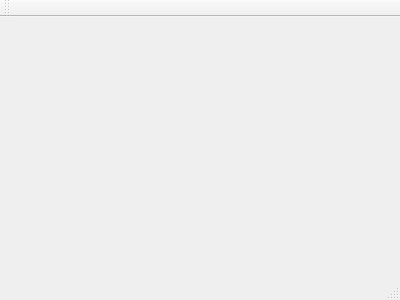
Above: 03-AFD/mainwindow.ui from FeBarbosa/Compiladores before the change. Below: the same form after it.
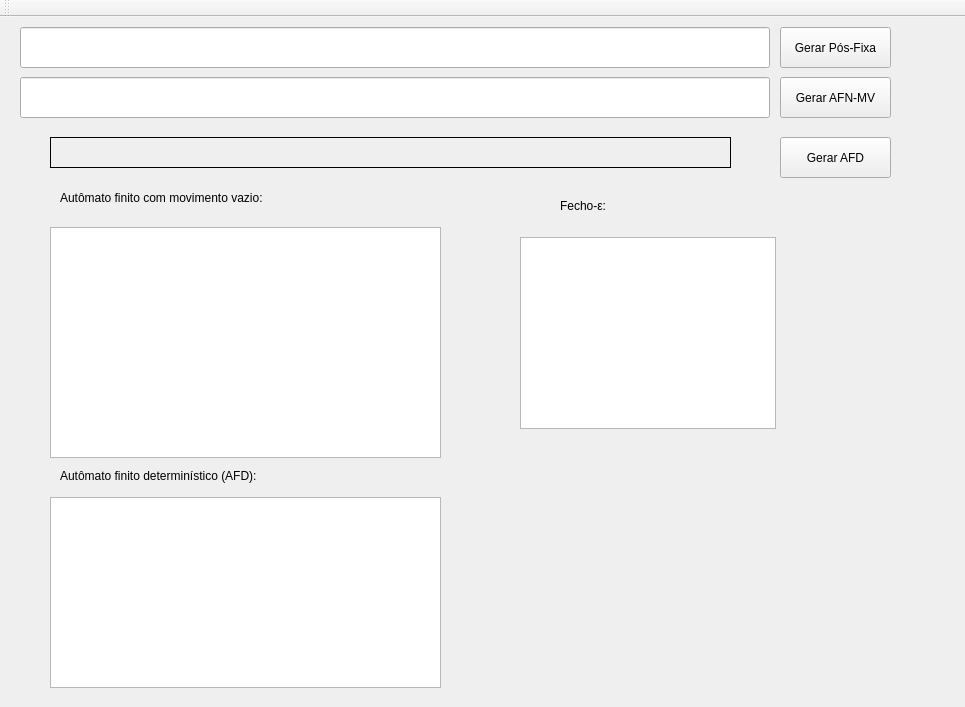
That is the form after the change.

The edit to the form file:
```diff
--- a/03-AFD/mainwindow.ui
+++ b/03-AFD/mainwindow.ui
@@ -1,24 +1,186 @@
 <ui version="4.0">
  <class>MainWindow</class>
- <widget class="QMainWindow" name="MainWindow" >
-  <property name="geometry" >
+ <widget class="QMainWindow" name="MainWindow">
+  <property name="geometry">
    <rect>
     <x>0</x>
     <y>0</y>
-    <width>400</width>
-    <height>300</height>
+    <width>965</width>
+    <height>707</height>
    </rect>
   </property>
   <property name="windowTitle" >
    <string>MainWindow</string>
   </property>
-  <widget class="QMenuBar" name="menuBar" />
-  <widget class="QToolBar" name="mainToolBar" />
-  <widget class="QWidget" name="centralWidget" />
-  <widget class="QStatusBar" name="statusBar" />
+  <widget class="QWidget" name="centralWidget">
+   <widget class="QLineEdit" name="entrada">
+    <property name="geometry">
+     <rect>
+      <x>20</x>
+      <y>10</y>
+      <width>750</width>
+      <height>41</height>
+     </rect>
+    </property>
+   </widget>
+   <widget class="QLineEdit" name="saida">
+    <property name="geometry">
+     <rect>
+      <x>20</x>
+      <y>60</y>
+      <width>750</width>
+      <height>41</height>
+     </rect>
+    </property>
+   </widget>
+   <widget class="QLabel" name="mensagem">
+    <property name="geometry">
+     <rect>
+      <x>50</x>
+      <y>120</y>
+      <width>681</width>
+      <height>31</height>
+     </rect>
+    </property>
+    <property name="frameShape">
+     <enum>QFrame::Box</enum>
+    </property>
+    <property name="text">
+     <string/>
+    </property>
+   </widget>
+   <widget class="QTableWidget" name="tableWidget">
+    <property name="geometry">
+     <rect>
+      <x>50</x>
+      <y>210</y>
+      <width>391</width>
+      <height>231</height>
+     </rect>
+    </property>
+   </widget>
+   <widget class="QPushButton" name="gerarPosFixa">
+    <property name="geometry">
+     <rect>
+      <x>780</x>
+      <y>10</y>
+      <width>111</width>
+      <height>41</height>
+     </rect>
+    </property>
+    <property name="text">
+     <string>Gerar Pós-Fixa</string>
+    </property>
+   </widget>
+   <widget class="QPushButton" name="gerarAFN">
+    <property name="geometry">
+     <rect>
+      <x>780</x>
+      <y>60</y>
+      <width>111</width>
+      <height>41</height>
+     </rect>
+    </property>
+    <property name="text">
+     <string>Gerar AFN-MV</string>
+    </property>
+   </widget>
+   <widget class="QPushButton" name="gerarAFD">
+    <property name="geometry">
+     <rect>
+      <x>780</x>
+      <y>120</y>
+      <width>111</width>
+      <height>41</height>
+     </rect>
+    </property>
+    <property name="text">
+     <string>Gerar AFD</string>
+    </property>
+   </widget>
+   <widget class="QTableWidget" name="tableWidget_2">
+    <property name="geometry">
+     <rect>
+      <x>50</x>
+      <y>480</y>
+      <width>391</width>
+      <height>191</height>
+     </rect>
+    </property>
+   </widget>
+   <widget class="QLabel" name="label">
+    <property name="enabled">
+     <bool>true</bool>
+    </property>
+    <property name="geometry">
+     <rect>
+      <x>60</x>
+      <y>170</y>
+      <width>311</width>
+      <height>21</height>
+     </rect>
+    </property>
+    <property name="text">
+     <string>Autômato finito com movimento vazio:</string>
+    </property>
+   </widget>
+   <widget class="QLabel" name="label_2">
+    <property name="geometry">
+     <rect>
+      <x>60</x>
+      <y>450</y>
+      <width>291</width>
+      <height>17</height>
+     </rect>
+    </property>
+    <property name="text">
+     <string>Autômato finito determinístico (AFD):</string>
+    </property>
+   </widget>
+   <widget class="QLabel" name="label_3">
+    <property name="geometry">
+     <rect>
+      <x>560</x>
+      <y>180</y>
+      <width>67</width>
+      <height>17</height>
+     </rect>
+    </property>
+    <property name="text">
+     <string>Fecho-ε:</string>
+    </property>
+   </widget>
+   <widget class="QTableWidget" name="tableWidget_3">
+    <property name="geometry">
+     <rect>
+      <x>520</x>
+      <y>220</y>
+      <width>256</width>
+      <height>192</height>
+     </rect>
+    </property>
+   </widget>
+  </widget>
+  <widget class="QMenuBar" name="menuBar">
+   <property name="geometry">
+    <rect>
+     <x>0</x>
+     <y>0</y>
+     <width>965</width>
+     <height>22</height>
+    </rect>
+   </property>
+  </widget>
+  <widget class="QToolBar" name="mainToolBar">
+   <attribute name="toolBarArea">
+    <enum>TopToolBarArea</enum>
+   </attribute>
+   <attribute name="toolBarBreak">
+    <bool>false</bool>
+   </attribute>
+  </widget>
  </widget>
- <layoutDefault spacing="6" margin="11" />
- <pixmapfunction></pixmapfunction>
+ <layoutdefault spacing="6" margin="11"/>
  <resources/>
  <connections/>
 </ui>
```
Left out of the diff: 3 changed lines with no effect on the pictures.
